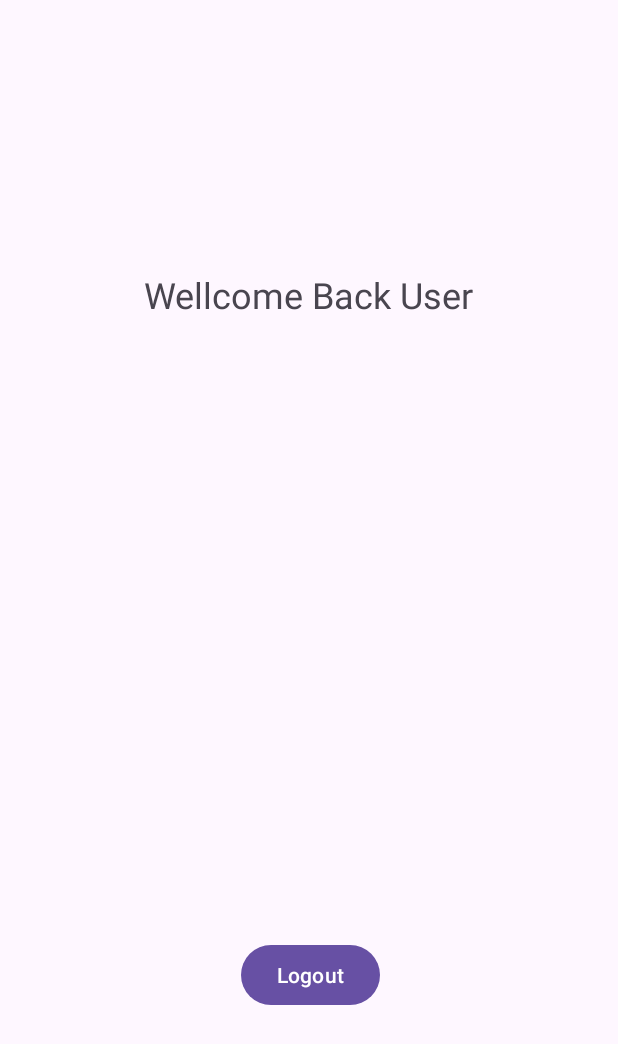
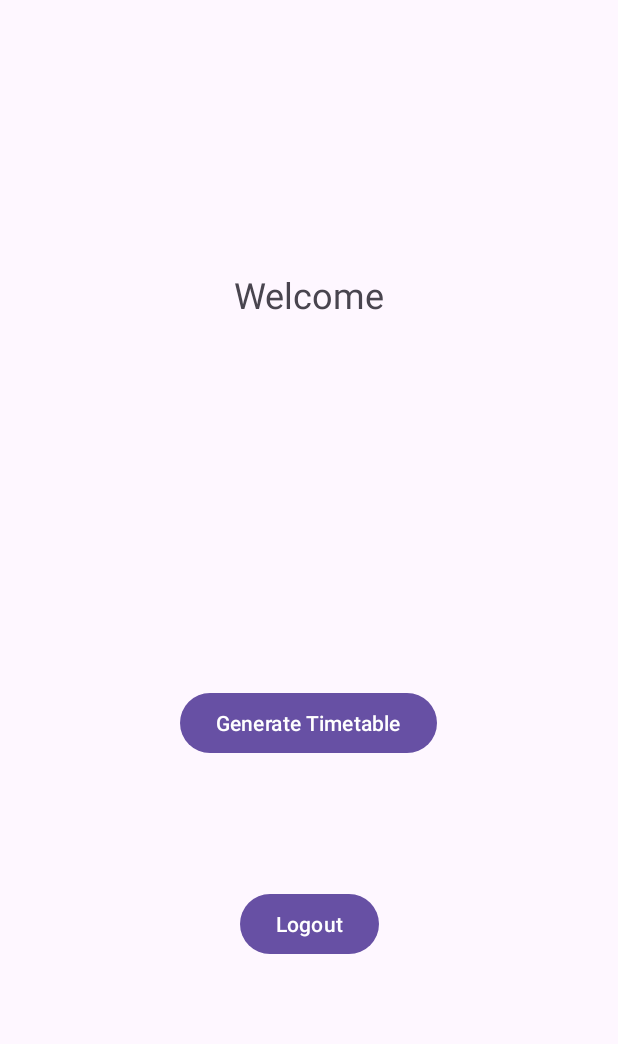
Before and after one commit to balugavade/Timetable_Scheduler1, an Android app: the WellcomeActivity screen opened directly, with no data from a screen before it, on a phone screen of 412 x 824 dp. Shown: the top 1044 px of the screen. Run offline under Robolectric (Android 15) with nearby library versions, the phone set to English and light mode, and no system bars; libraries missing offline, so code that uses them is left out: com.parse; 2 statements that could not run were skipped.

Commit message:
New Activity added

```diff
--- a/app/src/main/java/com/example/timetablescheduler/WellcomeActivity.java
+++ b/app/src/main/java/com/example/timetablescheduler/WellcomeActivity.java
@@ -4,59 +4,33 @@ import android.content.Intent;
 import android.os.Bundle;
 import android.widget.Button;
 import android.widget.TextView;
-import android.widget.Toast;
-
-import androidx.activity.EdgeToEdge;
 import androidx.appcompat.app.AppCompatActivity;
-import androidx.core.graphics.Insets;
-import androidx.core.view.ViewCompat;
-import androidx.core.view.WindowInsetsCompat;
-
 import com.parse.ParseUser;
 
 public class WellcomeActivity extends AppCompatActivity {
-
     @Override
     protected void onCreate(Bundle savedInstanceState) {
         super.onCreate(savedInstanceState);
-        EdgeToEdge.enable(this);
         setContentView(R.layout.activity_wellcome);
 
-        // Handle window insets for modern UI
-        ViewCompat.setOnApplyWindowInsetsListener(findViewById(R.id.main), (v, insets) -> {
-            Insets systemBars = insets.getInsets(WindowInsetsCompat.Type.systemBars());
-            v.setPadding(systemBars.left, systemBars.top, systemBars.right, systemBars.bottom);
-            return insets;
-        });
+        TextView tvWelcome = findViewById(R.id.textView);
+        Button btnLogout = findViewById(R.id.button);
+        Button btnTimetable = findViewById(R.id.button2);
 
-        // Get current user
         ParseUser currentUser = ParseUser.getCurrentUser();
-
-        TextView welcomeText = findViewById(R.id.textView);
-        Button logoutButton = findViewById(R.id.button);
-
         if (currentUser != null) {
             String displayName = currentUser.getString("displayName");
-            welcomeText.setText("Welcome, " + displayName + "!");
-        } else {
-            // No user, go back to login
-            Intent intent = new Intent(WellcomeActivity.this, MainActivity.class);
-            startActivity(intent);
-            finish();
+            tvWelcome.setText("Welcome, " + displayName + "!");
         }
 
-        logoutButton.setOnClickListener(v -> {
-            ParseUser.logOutInBackground(e -> {
-                if (e == null) {
-                    Toast.makeText(WellcomeActivity.this, "Logged out successfully!", Toast.LENGTH_SHORT).show();
-                    Intent intent = new Intent(WellcomeActivity.this, MainActivity.class);
-                    intent.setFlags(Intent.FLAG_ACTIVITY_NEW_TASK | Intent.FLAG_ACTIVITY_CLEAR_TASK);
-                    startActivity(intent);
-                    finish();
-                } else {
-                    Toast.makeText(WellcomeActivity.this, "Logout failed: " + e.getMessage(), Toast.LENGTH_SHORT).show();
-                }
-            });
+        btnTimetable.setOnClickListener(v ->
+                startActivity(new Intent(this, DaysPeriodsActivity.class))
+        );
+
+        btnLogout.setOnClickListener(v -> {
+            ParseUser.logOut();
+            startActivity(new Intent(this, MainActivity.class));
+            finish();
         });
     }
 }
--- a/app/src/main/res/layout/activity_signup.xml
+++ b/app/src/main/res/layout/activity_signup.xml
@@ -78,7 +78,7 @@
         android:layout_marginEnd="101dp"
         android:layout_marginBottom="290dp"
         android:ems="10"
-        android:hint="Conform your password"
+        android:hint="Confirm your password"
         android:inputType="text"
         app:layout_constraintBottom_toBottomOf="parent"
         app:layout_constraintEnd_toEndOf="parent"
--- a/app/src/main/res/layout/activity_wellcome.xml
+++ b/app/src/main/res/layout/activity_wellcome.xml
@@ -11,11 +11,11 @@
         android:id="@+id/textView"
         android:layout_width="wrap_content"
         android:layout_height="wrap_content"
-        android:layout_marginStart="96dp"
+        android:layout_marginStart="156dp"
         android:layout_marginTop="134dp"
-        android:layout_marginEnd="96dp"
+        android:layout_marginEnd="156dp"
         android:layout_marginBottom="565dp"
-        android:text="Wellcome Back User"
+        android:text="Welcome"
         android:textSize="24sp"
         app:layout_constraintBottom_toBottomOf="parent"
         app:layout_constraintEnd_toEndOf="parent"
@@ -26,13 +26,27 @@
         android:id="@+id/button"
         android:layout_width="wrap_content"
         android:layout_height="wrap_content"
-        android:layout_marginStart="160dp"
-        android:layout_marginTop="579dp"
-        android:layout_marginEnd="158dp"
-        android:layout_marginBottom="104dp"
+        android:layout_marginStart="159dp"
+        android:layout_marginTop="545dp"
+        android:layout_marginEnd="159dp"
+        android:layout_marginBottom="138dp"
         android:text="Logout"
         app:layout_constraintBottom_toBottomOf="parent"
         app:layout_constraintEnd_toEndOf="parent"
         app:layout_constraintStart_toStartOf="parent"
         app:layout_constraintTop_toTopOf="parent" />
+
+    <Button
+        android:id="@+id/button2"
+        android:layout_width="wrap_content"
+        android:layout_height="wrap_content"
+        android:layout_marginStart="118dp"
+        android:layout_marginTop="411dp"
+        android:layout_marginEnd="119dp"
+        android:layout_marginBottom="272dp"
+        android:text="Generate Timetable"
+        app:layout_constraintBottom_toBottomOf="parent"
+        app:layout_constraintEnd_toEndOf="parent"
+        app:layout_constraintStart_toStartOf="parent"
+        app:layout_constraintTop_toTopOf="parent" />
 </androidx.constraintlayout.widget.ConstraintLayout>
--- a/app/src/main/res/values/strings.xml
+++ b/app/src/main/res/values/strings.xml
@@ -1,3 +1,4 @@
 <resources>
     <string name="app_name">Timetable Scheduler</string>
+
 </resources>
```
Also changed, not shown: app/src/main/AndroidManifest.xml (+13 -10 lines), app/src/main/java/com/example/timetablescheduler/DaysPeriodsActivity.java (added, +160 -0 lines), app/src/main/res/layout/activity_days_periods.xml (added, +91 -0 lines).
